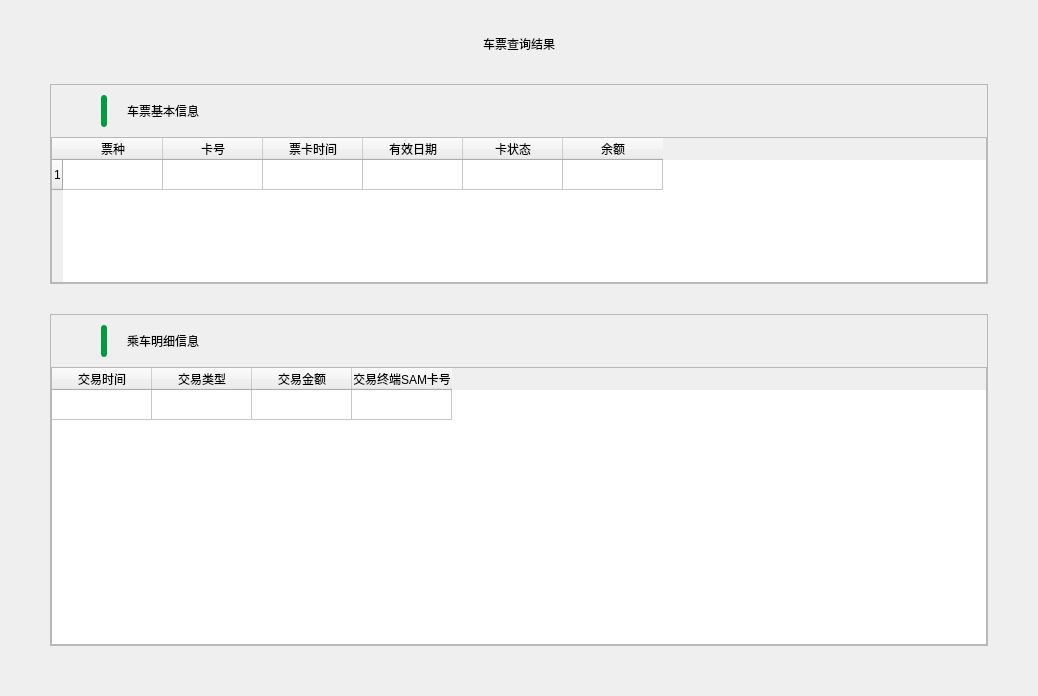
Qt form ticket/TicketQueryWidget.ui (EllieYY/ism) before a commit.
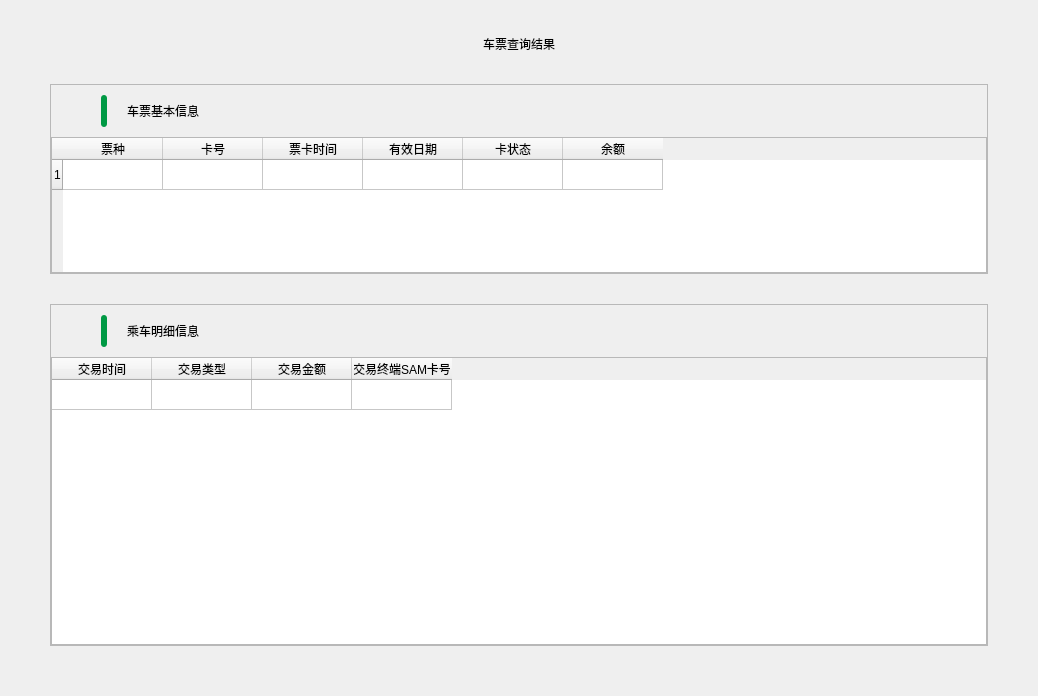
The same form after that commit.

```diff
--- a/ticket/TicketQueryWidget.ui
+++ b/ticket/TicketQueryWidget.ui
@@ -92,7 +92,7 @@
         <property name="maximumSize">
          <size>
           <width>16777215</width>
-          <height>200</height>
+          <height>190</height>
          </size>
         </property>
         <property name="frameShape">
@@ -235,7 +235,7 @@
          <item>
           <widget class="QTableWidget" name="tableWidget">
            <property name="sizePolicy">
-            <sizepolicy hsizetype="Expanding" vsizetype="Preferred">
+            <sizepolicy hsizetype="Expanding" vsizetype="Expanding">
              <horstretch>0</horstretch>
              <verstretch>0</verstretch>
             </sizepolicy>
```
